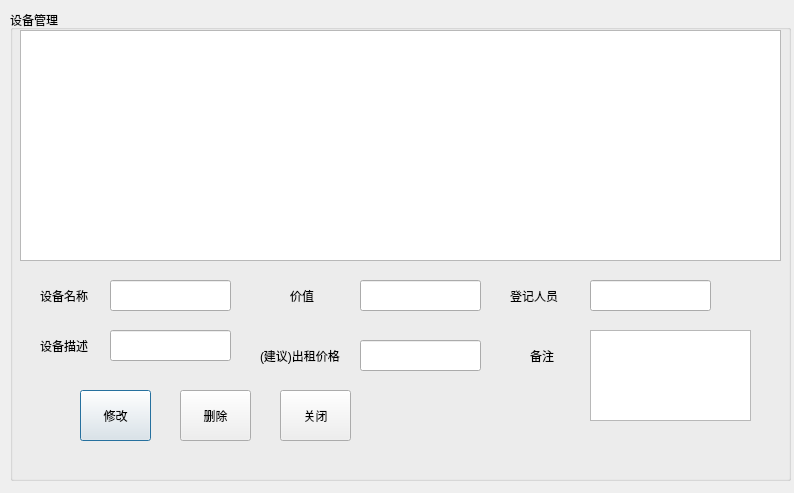
The window that src/managewindow.ui (guanqian1994/EquipmentManagementSystem) describes before a commit, drawn with Qt 5.
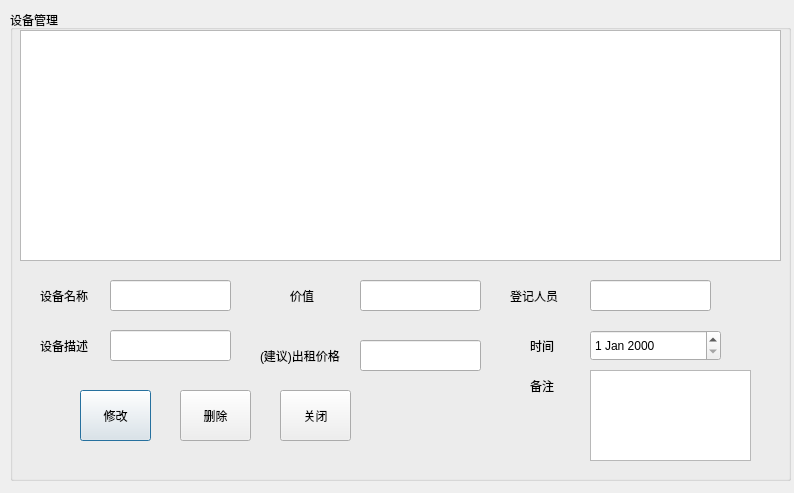
The same window after the commit.

```diff
--- a/src/managewindow.ui
+++ b/src/managewindow.ui
@@ -104,7 +104,7 @@
     <property name="geometry">
      <rect>
       <x>520</x>
-      <y>330</y>
+      <y>360</y>
       <width>31</width>
       <height>31</height>
      </rect>
@@ -167,7 +167,7 @@
     <property name="geometry">
      <rect>
       <x>580</x>
-      <y>320</y>
+      <y>360</y>
       <width>161</width>
       <height>91</height>
      </rect>
@@ -212,6 +212,29 @@
      <string>关闭</string>
     </property>
    </widget>
+   <widget class="QLabel" name="label_7">
+    <property name="geometry">
+     <rect>
+      <x>520</x>
+      <y>320</y>
+      <width>31</width>
+      <height>31</height>
+     </rect>
+    </property>
+    <property name="text">
+     <string>时间</string>
+    </property>
+   </widget>
+   <widget class="QDateEdit" name="dateEdit">
+    <property name="geometry">
+     <rect>
+      <x>580</x>
+      <y>320</y>
+      <width>131</width>
+      <height>31</height>
+     </rect>
+    </property>
+   </widget>
   </widget>
  </widget>
  <resources/>
```
